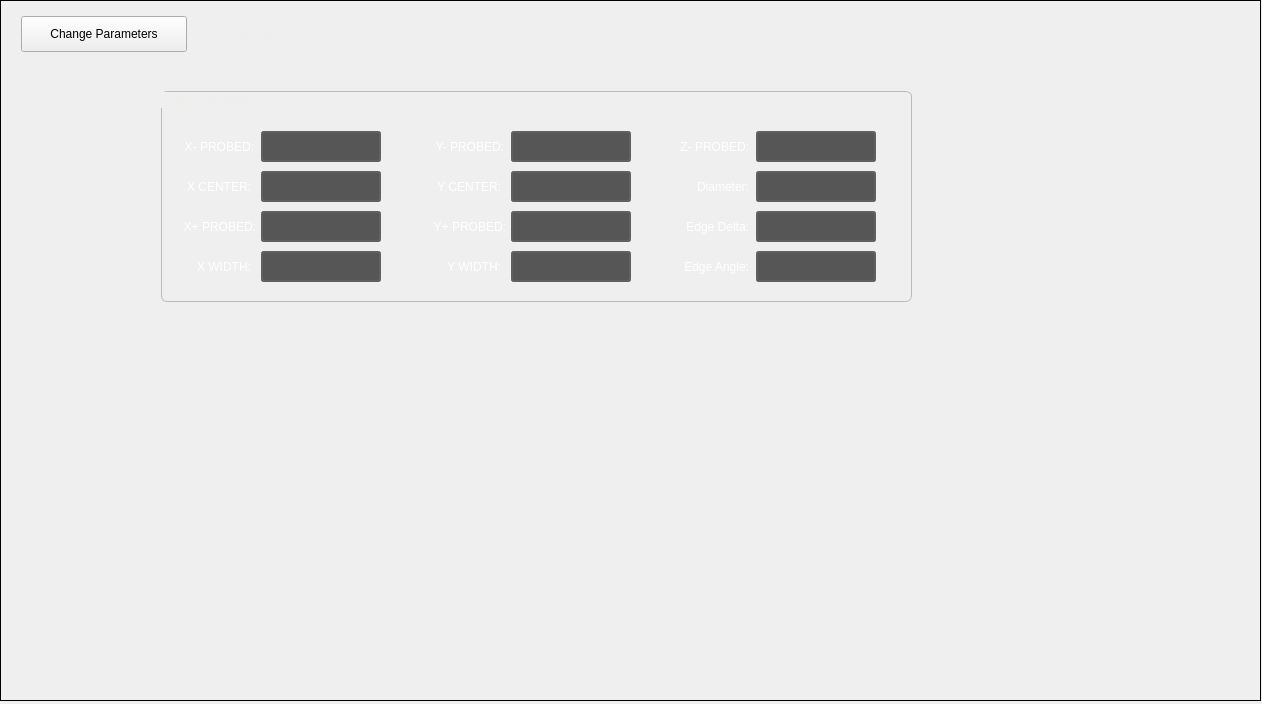
Qt form mindovercncmill/widgets/probe_wizard_widget.ui (85vmh/mindovercncmill) before a commit.
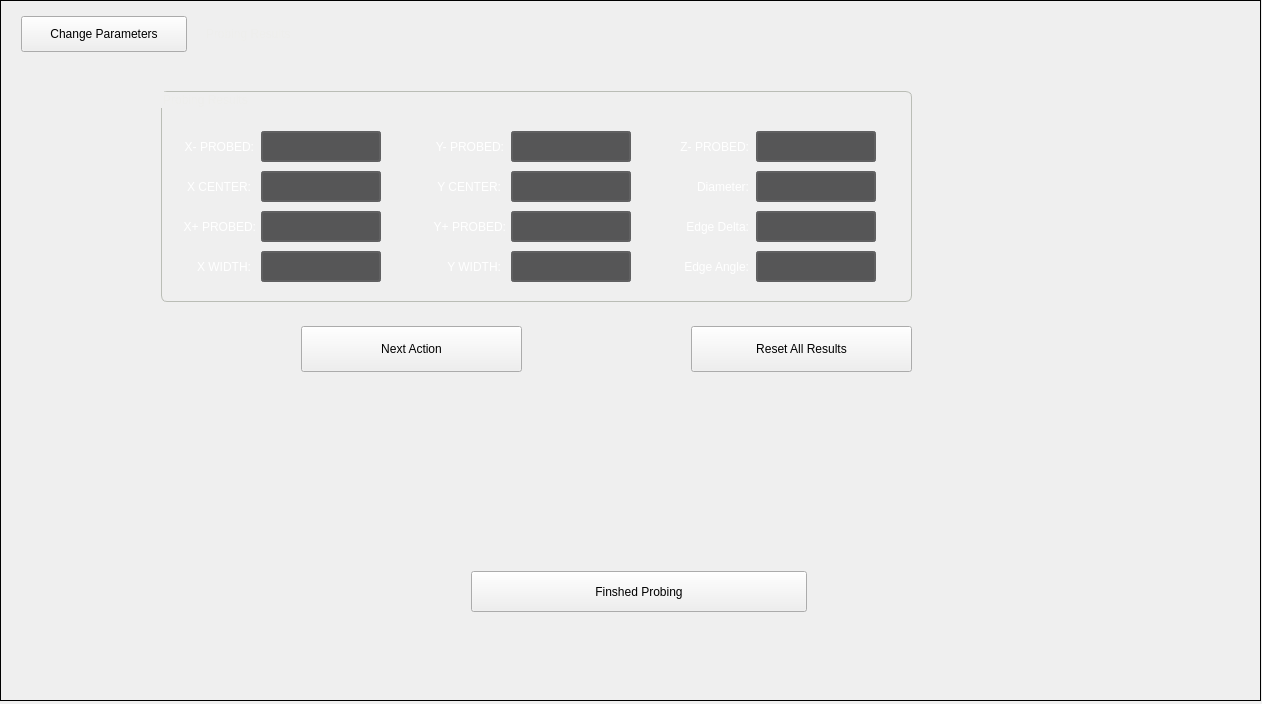
The same form after that commit. The open tabs and pages were chosen to show the change. Icons and pictures are not drawn. Custom widgets are drawn as their Qt base class.

Commit message: probe results improvements

```diff
--- a/mindovercncmill/widgets/probe_wizard_widget.ui
+++ b/mindovercncmill/widgets/probe_wizard_widget.ui
@@ -3052,6 +3052,45 @@
       </property>
      </widget>
     </widget>
+    <widget class="QPushButton" name="buttonChangeParams_2">
+     <property name="geometry">
+      <rect>
+       <x>470</x>
+       <y>570</y>
+       <width>336</width>
+       <height>41</height>
+      </rect>
+     </property>
+     <property name="text">
+      <string>Finshed Probing</string>
+     </property>
+    </widget>
+    <widget class="QPushButton" name="buttonResetResults">
+     <property name="geometry">
+      <rect>
+       <x>690</x>
+       <y>325</y>
+       <width>221</width>
+       <height>46</height>
+      </rect>
+     </property>
+     <property name="text">
+      <string>Reset All Results</string>
+     </property>
+    </widget>
+    <widget class="QPushButton" name="buttonNextAction">
+     <property name="geometry">
+      <rect>
+       <x>300</x>
+       <y>325</y>
+       <width>221</width>
+       <height>46</height>
+      </rect>
+     </property>
+     <property name="text">
+      <string>Next Action</string>
+     </property>
+    </widget>
    </widget>
   </widget>
  </widget>
```
Left out of the diff: 6 changed lines with no effect on the pictures. The commit also changes 6 other files.
